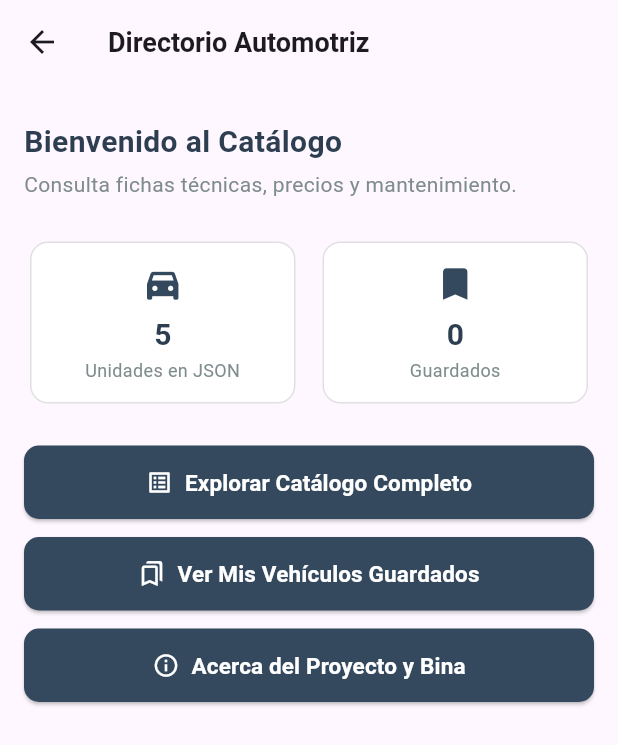
After one commit to IsaiasBrayanLopez/proyecto_final, a Flutter app: the HomeScreen screen opened directly, on a phone screen of 412 x 824 dp. The commit adds this screen. Shown: the top 745 px of the screen. Run offline on Flutter 3.47's test engine with Material 3 defaults, Android fonts, the phone set to English and light mode, and no system bars; network calls fail.

Commit message:
Se agregaron 3 pantallas, home, catalogo y detalles

```diff
--- /dev/null
+++ b/lib/screens/home_screen.dart
@@ -0,0 +1,135 @@
+import 'package:flutter/material.dart';
+import '../models/vehiculo.dart';
+import '../services/vehiculo_service.dart';
+import '../widgets/custom_app_bar.dart';
+import '../widgets/section_header.dart';
+import '../widgets/stat_counter_card.dart';
+import '../widgets/custom_action_button.dart';
+import 'catalog_screen.dart';
+import 'favorites_screen.dart';
+import 'about_screen.dart';
+
+class HomeScreen extends StatefulWidget {
+  const HomeScreen({super.key});
+
+  @override
+  State<HomeScreen> createState() => _HomeScreenState();
+}
+
+class _HomeScreenState extends State<HomeScreen> {
+  final VehiculoService _service = VehiculoService();
+  late Future<List<Vehiculo>> _futureVehiculos;
+  final Set<int> _favoritosIds = {};
+
+  @override
+  void initState() {
+    super.initState();
+    _futureVehiculos = _service.cargarVehiculos();
+  }
+
+  void _toggleFavorito(int id) {
+    setState(() {
+      if (_favoritosIds.contains(id)) {
+        _favoritosIds.remove(id);
+      } else {
+        _favoritosIds.add(id);
+      }
+    });
+  }
+
+  @override
+  Widget build(BuildContext context) {
+    return Scaffold(
+      appBar: const CustomAppBar(title: 'Directorio Automotriz'),
+      body: FutureBuilder<List<Vehiculo>>(
+        future: _futureVehiculos,
+        builder: (context, snapshot) {
+          if (snapshot.connectionState == ConnectionState.waiting) {
+            return const Center(child: CircularProgressIndicator());
+          }
+          if (snapshot.hasError) {
+            return const Center(child: Text('Error al cargar datos del JSON'));
+          }
+
+          final vehiculos = snapshot.data!;
+
+          return SingleChildScrollView(
+            padding: const EdgeInsets.all(16.0),
+            child: Column(
+              crossAxisAlignment: CrossAxisAlignment.start,
+              children: [
+                const SectionHeader(
+                  title: 'Bienvenido al Catálogo',
+                  subtitle: 'Consulta fichas técnicas, precios y mantenimiento.',
+                ),
+                const SizedBox(height: 16),
+                Row(
+                  children: [
+                    StatCounterCard(
+                      title: 'Unidades en JSON',
+                      count: '${vehiculos.length}',
+                      icon: Icons.directions_car_filled,
+                    ),
+                    const SizedBox(width: 10),
+                    StatCounterCard(
+                      title: 'Guardados',
+                      count: '${_favoritosIds.length}',
+                      icon: Icons.bookmark,
+                    ),
+                  ],
+                ),
+                const SizedBox(height: 24),
+                CustomActionButton(
+                  text: 'Explorar Catálogo Completo',
+                  icon: Icons.list_alt,
+                  onPressed: () {
+                    Navigator.push(
+                      context,
+                      MaterialPageRoute(
+                        builder: (context) => CatalogScreen(
+                          vehiculos: vehiculos,
+                          favoritosIds: _favoritosIds,
+                          onToggleFavorito: _toggleFavorito,
+                        ),
+                      ),
+                    ).then((_) => setState(() {}));
+                  },
+                ),
+                const SizedBox(height: 12),
+                CustomActionButton(
+                  text: 'Ver Mis Vehículos Guardados',
+                  icon: Icons.bookmarks_outlined,
+                  onPressed: () {
+                    Navigator.push(
+                      context,
+                      MaterialPageRoute(
+                        builder: (context) => FavoritesScreen(
+                          vehiculos: vehiculos,
+                          favoritosIds: _favoritosIds,
+                          onToggleFavorito: _toggleFavorito,
+                        ),
+                      ),
+                    ).then((_) => setState(() {}));
+                  },
+                ),
+                const SizedBox(height: 12),
+                CustomActionButton(
+                  text: 'Acerca del Proyecto y Bina',
+                  icon: Icons.info_outline,
+                  onPressed: () {
+                    Navigator.push(
+                      context,
+                      MaterialPageRoute(
+                        builder: (context) => const AboutScreen(),
+                      ),
+                    );
+                  },
+                ),
+              ],
+            ),
+          );
+        },
+      ),
+    );
+  }
+}
--- a/lib/services/vehiculo_service.dart
+++ b/lib/services/vehiculo_service.dart
@@ -12,6 +12,5 @@ class VehiculoService {
     return datosDecodificados
         .map((json) => Vehiculo.fromJson(json))
         .toList();
->>>>>>> 8cd39b0799eaae6c912a998cae086ac301a257fa
   }
 }
--- a/lib/theme/app_theme.dart
+++ b/lib/theme/app_theme.dart
@@ -5,7 +5,6 @@ class AppTheme {
   static const Color primaryColor = Color(0xFF34495E);    // Azul pizarra sobrio
   static const Color accentColor = Color(0xFF5D6D7E);     // Gris azulado suave
   static const Color backgroundColor = Color(0xFFF4F6F8); // Fondo claro descansado
->>>>>>> 8cd39b0799eaae6c912a998cae086ac301a257fa
   static const Color cardColor = Colors.white;
   static const Color textPrimary = Color(0xFF2C3E50);
   static const Color textSecondary = Color(0xFF7F8C8D);
```
Also changed, not shown: lib/screens/catalog_screen.dart (added, +104 -0 lines), lib/screens/detail_screen.dart (added, +165 -0 lines).
